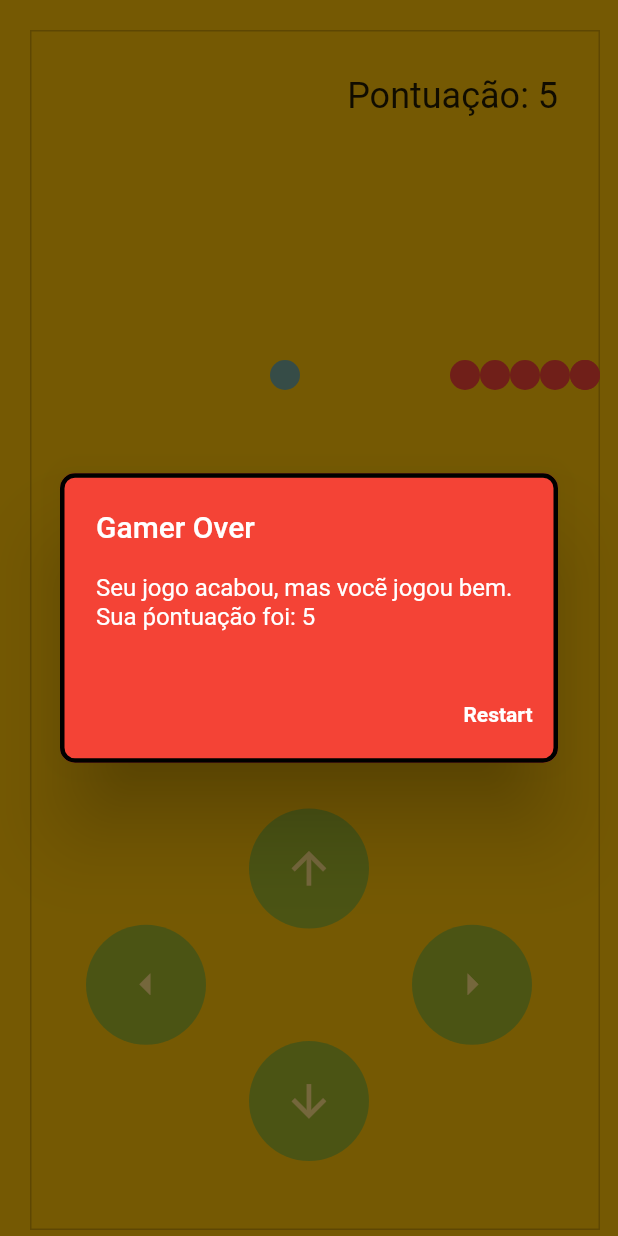
After one commit to playerash/game_snake, a Flutter app: the screen it shows after launch, on a phone screen of 412 x 824 dp. The commit adds this screen. Run offline on Flutter 3.47's test engine with Material 2 defaults, Android fonts, the phone set to English and light mode, and no system bars.

Commit message:
fix: componentizando

```diff
--- /dev/null
+++ b/lib/app/game_page/components/game_over_dialog.dart
@@ -0,0 +1,41 @@
+import 'package:flutter/material.dart';
+
+class GameOverDialog extends StatelessWidget {
+  final int score;
+  final Function restart;
+  const GameOverDialog({Key? key, required this.score, required this.restart }) : super(key: key);
+
+  @override
+  Widget build(BuildContext context) {
+    return AlertDialog(
+      backgroundColor: Colors.red,
+      shape: RoundedRectangleBorder(
+        side: const BorderSide(
+          color: Colors.black,
+          width: 3.0,
+        ),
+        borderRadius: BorderRadius.circular(10.0),
+      ),
+      title: const Text(
+        "Gamer Over",
+        style: TextStyle(color: Colors.white),
+      ),
+      content: Text(
+        "Seu jogo acabou, mas vocẽ jogou bem. Sua ṕontuação foi: $score",
+        style: const TextStyle(color: Colors.white),
+      ),
+      actions: [
+        TextButton(
+            onPressed: () async {
+              Navigator.of(context).pop();
+              restart();
+            },
+            child: const Text(
+              "Restart",
+              style:
+                  TextStyle(color: Colors.white, fontWeight: FontWeight.bold),
+            ))
+      ],
+    );
+  }
+}
--- /dev/null
+++ b/lib/app/game_page/components/score.dart
@@ -0,0 +1,18 @@
+import 'package:flutter/material.dart';
+
+class Score extends StatelessWidget {
+  final int score;
+  const Score({Key? key, required this.score}) : super(key: key);
+
+  @override
+  Widget build(BuildContext context) {
+    return Positioned(
+      top: 50,
+      right: 40,
+      child: Text(
+        "Pontuação: $score",
+        style: const TextStyle(fontSize: 24),
+      ),
+    );
+  }
+}
```
Also changed, not shown: lib/app/game_page/game_page.dart (+114 -144 lines).
